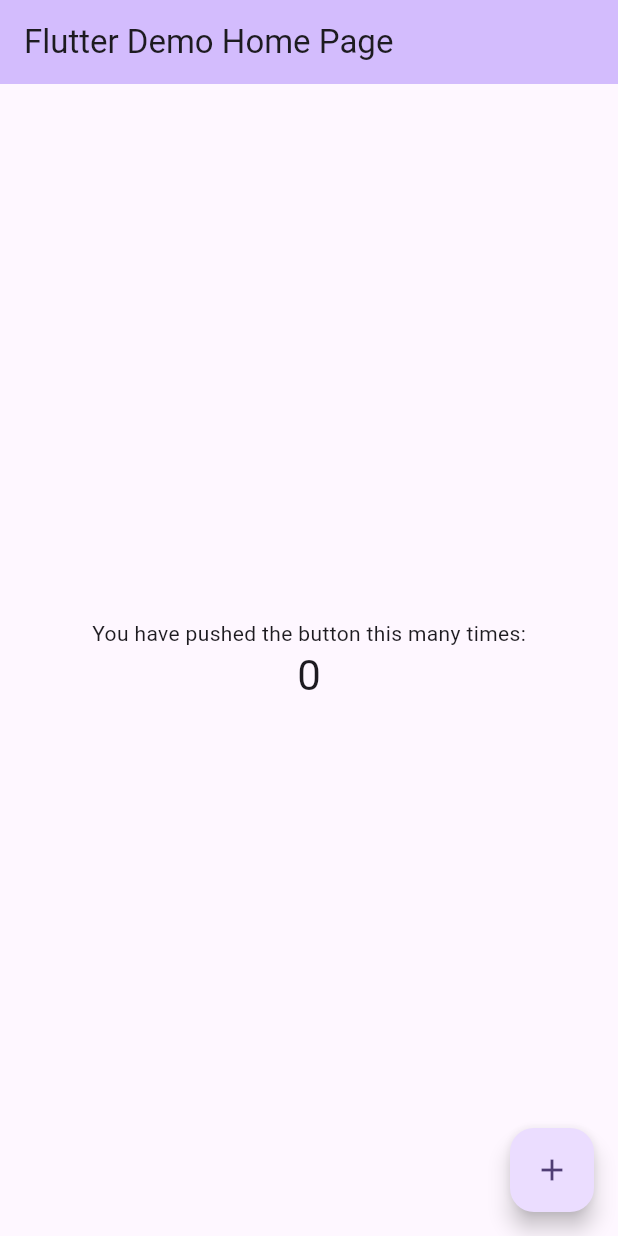
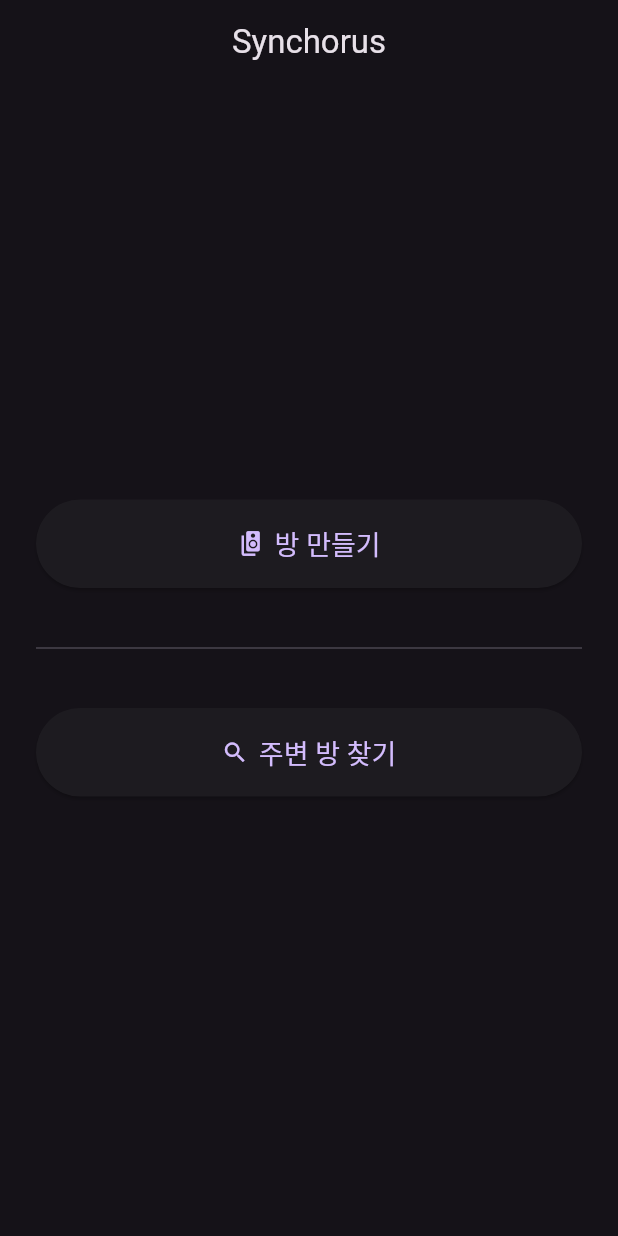
Before and after one commit to shnskr/synchorus, a Flutter app: the screen it shows after launch, on a phone screen of 412 x 824 dp. Run offline on Flutter 3.47's test engine with Material 3 defaults, Android fonts, the phone set to English and light mode, and no system bars; our stand-ins replace flutter_riverpod.

Commit message:
p2p 통신 기능 구현

```diff
--- a/lib/main.dart
+++ b/lib/main.dart
@@ -1,122 +1,27 @@
 import 'package:flutter/material.dart';
+import 'package:flutter_riverpod/flutter_riverpod.dart';
+
+import 'screens/home_screen.dart';
 
 void main() {
-  runApp(const MyApp());
+  runApp(const ProviderScope(child: SynchorusApp()));
 }
 
-class MyApp extends StatelessWidget {
-  const MyApp({super.key});
+class SynchorusApp extends StatelessWidget {
+  const SynchorusApp({super.key});
 
-  // This widget is the root of your application.
   @override
   Widget build(BuildContext context) {
     return MaterialApp(
-      title: 'Flutter Demo',
+      title: 'Synchorus',
       theme: ThemeData(
-        // This is the theme of your application.
-        //
-        // TRY THIS: Try running your application with "flutter run". You'll see
-        // the application has a purple toolbar. Then, without quitting the app,
-        // try changing the seedColor in the colorScheme below to Colors.green
-        // and then invoke "hot reload" (save your changes or press the "hot
-        // reload" button in a Flutter-supported IDE, or press "r" if you used
-        // the command line to start the app).
-        //
-        // Notice that the counter didn't reset back to zero; the application
-        // state is not lost during the reload. To reset the state, use hot
-        // restart instead.
-        //
-        // This works for code too, not just values: Most code changes can be
-        // tested with just a hot reload.
-        colorScheme: .fromSeed(seedColor: Colors.deepPurple),
+        colorScheme: ColorScheme.fromSeed(
+          seedColor: Colors.deepPurple,
+          brightness: Brightness.dark,
+        ),
+        useMaterial3: true,
       ),
-      home: const MyHomePage(title: 'Flutter Demo Home Page'),
+      home: const HomeScreen(),
     );
   }
 }
-
-class MyHomePage extends StatefulWidget {
-  const MyHomePage({super.key, required this.title});
-
-  // This widget is the home page of your application. It is stateful, meaning
-  // that it has a State object (defined below) that contains fields that affect
-  // how it looks.
-
-  // This class is the configuration for the state. It holds the values (in this
-  // case the title) provided by the parent (in this case the App widget) and
-  // used by the build method of the State. Fields in a Widget subclass are
-  // always marked "final".
-
-  final String title;
-
-  @override
-  State<MyHomePage> createState() => _MyHomePageState();
-}
-
-class _MyHomePageState extends State<MyHomePage> {
-  int _counter = 0;
-
-  void _incrementCounter() {
-    setState(() {
-      // This call to setState tells the Flutter framework that something has
-      // changed in this State, which causes it to rerun the build method below
-      // so that the display can reflect the updated values. If we changed
-      // _counter without calling setState(), then the build method would not be
-      // called again, and so nothing would appear to happen.
-      _counter++;
-    });
-  }
-
-  @override
-  Widget build(BuildContext context) {
-    // This method is rerun every time setState is called, for instance as done
-    // by the _incrementCounter method above.
-    //
-    // The Flutter framework has been optimized to make rerunning build methods
-    // fast, so that you can just rebuild anything that needs updating rather
-    // than having to individually change instances of widgets.
-    return Scaffold(
-      appBar: AppBar(
-        // TRY THIS: Try changing the color here to a specific color (to
-        // Colors.amber, perhaps?) and trigger a hot reload to see the AppBar
-        // change color while the other colors stay the same.
-        backgroundColor: Theme.of(context).colorScheme.inversePrimary,
-        // Here we take the value from the MyHomePage object that was created by
-        // the App.build method, and use it to set our appbar title.
-        title: Text(widget.title),
-      ),
-      body: Center(
-        // Center is a layout widget. It takes a single child and positions it
-        // in the middle of the parent.
-        child: Column(
-          // Column is also a layout widget. It takes a list of children and
-          // arranges them vertically. By default, it sizes itself to fit its
-          // children horizontally, and tries to be as tall as its parent.
-          //
-          // Column has various properties to control how it sizes itself and
-          // how it positions its children. Here we use mainAxisAlignment to
-          // center the children vertically; the main axis here is the vertical
-          // axis because Columns are vertical (the cross axis would be
-          // horizontal).
-          //
-          // TRY THIS: Invoke "debug painting" (choose the "Toggle Debug Paint"
-          // action in the IDE, or press "p" in the console), to see the
-          // wireframe for each widget.
-          mainAxisAlignment: .center,
-          children: [
-            const Text('You have pushed the button this many times:'),
-            Text(
-              '$_counter',
-              style: Theme.of(context).textTheme.headlineMedium,
-            ),
-          ],
-        ),
-      ),
-      floatingActionButton: FloatingActionButton(
-        onPressed: _incrementCounter,
-        tooltip: 'Increment',
-        child: const Icon(Icons.add),
-      ),
-    );
-  }
-}
--- /dev/null
+++ b/lib/screens/home_screen.dart
@@ -0,0 +1,145 @@
+import 'dart:async';
+
+import 'package:flutter/material.dart';
+import 'package:flutter_riverpod/flutter_riverpod.dart';
+
+import '../providers/app_providers.dart';
+import '../services/discovery_service.dart';
+import 'room_screen.dart';
+
+class HomeScreen extends ConsumerStatefulWidget {
+  const HomeScreen({super.key});
+
+  @override
+  ConsumerState<HomeScreen> createState() => _HomeScreenState();
+}
+
+class _HomeScreenState extends ConsumerState<HomeScreen> {
+  final _codeController = TextEditingController();
+  List<DiscoveredHost> _discoveredHosts = [];
+  StreamSubscription? _discoverySub;
+  bool _isSearching = false;
+
+  @override
+  void dispose() {
+    _codeController.dispose();
+    _discoverySub?.cancel();
+    super.dispose();
+  }
+
+  /// 방 만들기 (호스트)
+  Future<void> _createRoom() async {
+    final p2p = ref.read(p2pServiceProvider);
+    final discovery = ref.read(discoveryServiceProvider);
+
+    final port = await p2p.startHost();
+    final roomCode = p2p.generateRoomCode();
+
+    await discovery.startBroadcast(
+      hostName: 'Host',
+      tcpPort: port,
+      roomCode: roomCode,
+    );
+
+    if (mounted) {
+      Navigator.push(
+        context,
+        MaterialPageRoute(
+          builder: (_) => RoomScreen(roomCode: roomCode, isHost: true),
+        ),
+      );
+    }
+  }
+
+  /// 주변 방 검색
+  void _startDiscovery() {
+    setState(() {
+      _isSearching = true;
+      _discoveredHosts = [];
+    });
+
+    final discovery = ref.read(discoveryServiceProvider);
+    _discoverySub = discovery.discoverHosts().listen((host) {
+      setState(() {
+        // 중복 제거
+        _discoveredHosts.removeWhere((h) => h.roomCode == host.roomCode);
+        _discoveredHosts.add(host);
+      });
+    });
+  }
+
+  /// 방 참가 (코드 입력 or 자동 감지)
+  Future<void> _joinRoom(DiscoveredHost host) async {
+    final p2p = ref.read(p2pServiceProvider);
+    await p2p.connectToHost(host.ip, host.port, 'Guest');
+
+    _discoverySub?.cancel();
+    ref.read(discoveryServiceProvider).stop();
+
+    if (mounted) {
+      Navigator.push(
+        context,
+        MaterialPageRoute(
+          builder: (_) => RoomScreen(roomCode: host.roomCode, isHost: false),
+        ),
+      );
+    }
+  }
+
+  @override
+  Widget build(BuildContext context) {
+    return Scaffold(
+      appBar: AppBar(
+        title: const Text('Synchorus'),
+        centerTitle: true,
+      ),
+      body: Padding(
+        padding: const EdgeInsets.all(24.0),
+        child: Column(
+          mainAxisAlignment: MainAxisAlignment.center,
+          crossAxisAlignment: CrossAxisAlignment.stretch,
+          children: [
+            // 방 만들기 버튼
+            ElevatedButton.icon(
+              onPressed: _createRoom,
+              icon: const Icon(Icons.speaker_group),
+              label: const Text('방 만들기'),
+              style: ElevatedButton.styleFrom(
+                padding: const EdgeInsets.symmetric(vertical: 16),
+                textStyle: const TextStyle(fontSize: 18),
+              ),
+            ),
+
+            const SizedBox(height: 32),
+            const Divider(),
+            const SizedBox(height: 32),
+
+            // 방 참가 버튼
+            ElevatedButton.icon(
+              onPressed: _isSearching ? null : _startDiscovery,
+              icon: const Icon(Icons.search),
+              label: Text(_isSearching ? '검색 중...' : '주변 방 찾기'),
+              style: ElevatedButton.styleFrom(
+                padding: const EdgeInsets.symmetric(vertical: 16),
+                textStyle: const TextStyle(fontSize: 18),
+              ),
+            ),
+
+            const SizedBox(height: 16),
+
+            // 발견된 방 목록
+            ..._discoveredHosts.map((host) => Card(
+              child: ListTile(
+                leading: const Icon(Icons.wifi),
+                title: Text('방 코드: ${host.roomCode}'),
+                subtitle: Text('${host.name} (${host.ip})'),
+                trailing: const Icon(Icons.arrow_forward),
+                onTap: () => _joinRoom(host),
+              ),
+            )),
+          ],
+        ),
+      ),
+    );
+  }
+}
--- a/pubspec.yaml
+++ b/pubspec.yaml
@@ -30,10 +30,10 @@ environment:
 dependencies:
   flutter:
     sdk: flutter
-
-  # The following adds the Cupertino Icons font to your application.
-  # Use with the CupertinoIcons class for iOS style icons.
   cupertino_icons: ^1.0.8
+  flutter_riverpod: ^2.6.1
+  network_info_plus: ^6.1.1
+  permission_handler: ^11.4.0
 
 dev_dependencies:
   flutter_test:
```
Also changed, not shown: lib/models/peer.dart (added, +13 -0 lines), lib/models/room.dart (added, +13 -0 lines), lib/providers/app_providers.dart (added, +16 -0 lines), lib/screens/room_screen.dart (added, +151 -0 lines), lib/services/discovery_service.dart (added, +74 -0 lines), lib/services/p2p_service.dart (added, +180 -0 lines), pubspec.lock, 5 other files.
